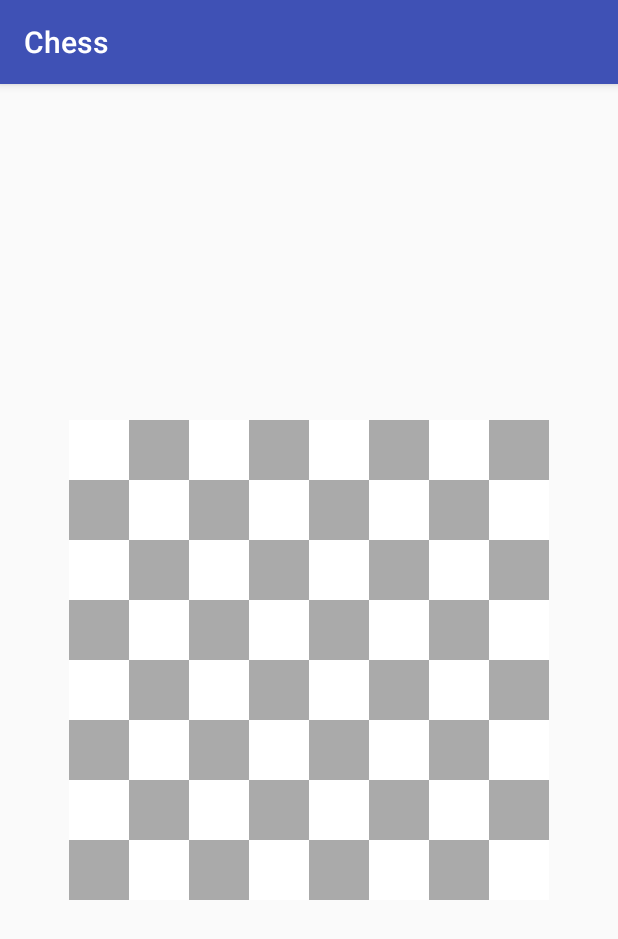
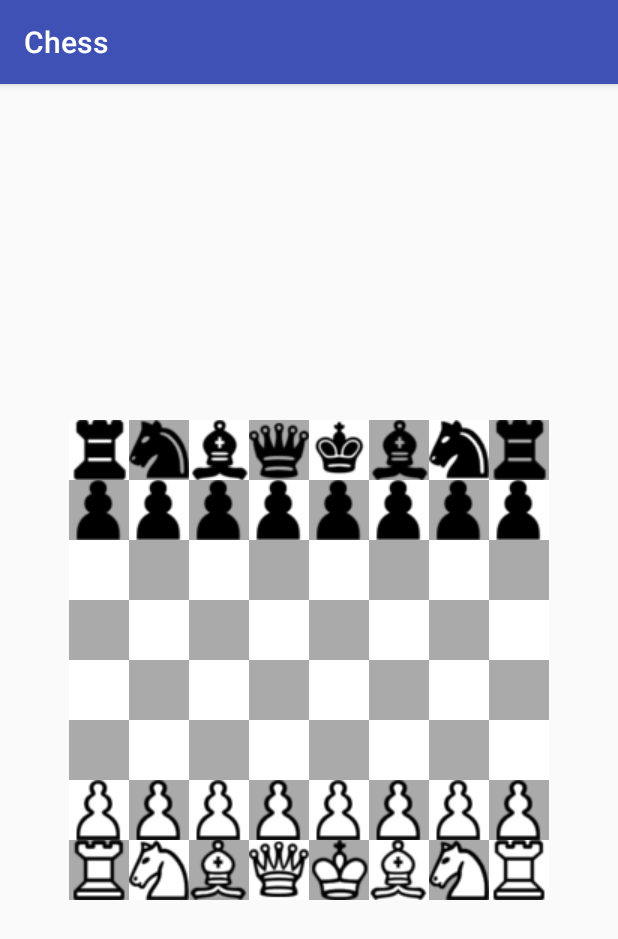
Before and after one commit to Kenjum/CS480_Bolide, an Android app: the ChessBoard_UInterface screen opened directly, with no data from a screen before it, on a phone screen of 412 x 824 dp. Shown: the top 939 px of the screen. Run offline under Robolectric (Android 15) with nearby library versions, the phone set to English and light mode, and no system bars.

Commit message:
Board UI progress, and is GameEngine methods
-The Chess Board UI now has chess pieces in it.
-Within The GameEngine Class there is a turn method that calls the
validMove method
-the validMove Method has checks the moves for
pawn,rook,knight,Bishop,Queen.
-Still need the validate the Kings Move.
-the turn method within the GameEngine class returns the a boolean
value, to tell the UI to change if needed.

```diff
--- a/Project 2/Chess/app/src/main/java/cs480/bolide/chess/ArrayBoard.java
+++ b/Project 2/Chess/app/src/main/java/cs480/bolide/chess/ArrayBoard.java
@@ -7,59 +7,63 @@ package cs480.bolide.chess;
 public class ArrayBoard {
     private ChessPiece[][] board;
 
-    public ArrayBoard(){
+    public ArrayBoard() {
         board = new ChessPiece[8][8];
         //setting pieces on the board
         // Pawns
-        for(int i =0; i<8;i++){
-            board[1][i]= new Pawn(1,i,Color.White);
-            board[6][i] = new Pawn(6,i,Color.Black);
+        for (int i = 0; i < 8; i++) {
+            board[1][i] = new Pawn(i, 6, Color.Black);
+            board[6][i] = new Pawn(i, 6, Color.White);
         }
         //Rooks
-        board[0][0] = new Rook(0,0,Color.White);
-        board[0][7] = new Rook(0,7,Color.White);
+        board[0][0] = new Rook(0, 0, Color.Black);
+        board[0][7] = new Rook(7, 0, Color.Black);
 
-        board[7][0] = new Rook(7,0,Color.Black);
-        board[7][7] = new Rook(7,7,Color.Black);
+        board[7][0] = new Rook(0, 7, Color.White);
+        board[7][7] = new Rook(7, 7, Color.White);
 
         //Knight
-        board[0][1] = new Knight(0,1,Color.White);
-        board[0][6] = new Knight(0,6,Color.White);
+        board[0][1] = new Knight(1, 0, Color.Black);
+        board[0][6] = new Knight(6, 0, Color.Black);
 
-        board[7][1] = new Knight(7,1,Color.Black);
-        board[7][6] = new Knight(7,6,Color.Black);
+        board[7][1] = new Knight(1, 7, Color.White);
+        board[7][6] = new Knight(6, 7, Color.White);
 
         //Bishop
-        board[0][2] = new Bishop(0,2,Color.White);
-        board[0][5] = new Bishop(0,5,Color.White);
+        board[0][2] = new Bishop(2, 0, Color.Black);
+        board[0][5] = new Bishop(5, 0, Color.Black);
 
-        board[7][2] = new Bishop(7,2,Color.Black);
-        board[7][5] = new Bishop(7,5,Color.Black);
+        board[7][2] = new Bishop(7, 2, Color.White);
+        board[7][5] = new Bishop(7, 5, Color.White);
 
         //Queen
-        board[0][3] = new Queen(0,3,Color.White);
+        board[0][3] = new Queen(3, 0, Color.Black);
 
-        board[7][3] = new Queen(7,3,Color.Black);
+        board[7][3] = new Queen(3, 7, Color.White);
 
         //King
-        board[0][4] = new King(0,4,Color.White);
+        board[0][4] = new King(4, 7, Color.Black);
 
-        board[7][4] = new King(7,4,Color.Black);
+        board[7][4] = new King(4, 7, Color.White);
 
         //Empty Spaces
-        for (int i = 2; i <6; i++){
-            for(int j = 0; j<8; j++){
-                board[i][j] = new Empty_Space(i,j);
+        for (int i = 2; i < 6; i++) {
+            for (int j = 0; j < 8; j++) {
+                board[i][j] = new Empty_Space(i, j);
             }
         }
     }
-    public ChessPiece getPieceAt(int x, int y){
+
+    public ChessPiece getPieceAt(int x, int y) {
         return board[x][y];
+    }
+
+    public void move(int x1, int y1, int x2, int y2) {
+        board[y2][x2]= board[y1][x1];
+        board[y1][x1] = new Empty_Space(y1,x1);
     }
 
 
 
 
-
-
 }
--- a/Project 2/Chess/app/src/main/java/cs480/bolide/chess/ChessPiece.java
+++ b/Project 2/Chess/app/src/main/java/cs480/bolide/chess/ChessPiece.java
@@ -38,6 +38,11 @@ public abstract class ChessPiece {
     public Type getType(){
         return type;
     }
+    public Color getColor(){ return color; }
+    public void setMoved(boolean a){
+        moved = a;
+    }
+    public boolean getMoved(){ return moved;}
 
 
 
--- a/Project 2/Chess/app/src/main/res/layout/activity_chess_board.xml
+++ b/Project 2/Chess/app/src/main/res/layout/activity_chess_board.xml
@@ -29,6 +29,7 @@
                 android:layout_weight="1"
                 android:background="@android:color/white"
                 android:onClick="onClick"
+                android:src="@drawable/black_rook"
                 android:tag="0" />
 
             <ImageButton
@@ -38,6 +39,7 @@
                 android:layout_weight="1"
                 android:background="@android:color/darker_gray"
                 android:onClick="onClick"
+                android:src="@drawable/black_knight"
                 android:tag="1" />
 
             <ImageButton
@@ -45,9 +47,10 @@
                 android:layout_width="0dp"
                 android:layout_height="40dp"
                 android:layout_weight="1"
-                 android:background="@android:color/white"
+                android:background="@android:color/white"
                 android:onClick="onClick"
-                android:tag="2"/>
+                android:src="@drawable/black_bishop"
+                android:tag="2" />
 
             <ImageButton
                 android:id="@+id/block4"
@@ -56,16 +59,18 @@
                 android:layout_weight="1"
                 android:background="@android:color/darker_gray"
                 android:onClick="onClick"
-                android:tag="3"/>
+                android:src="@drawable/black_queen"
+                android:tag="3" />
 
             <ImageButton
                 android:id="@+id/block5"
                 android:layout_width="0dp"
                 android:layout_height="40dp"
                 android:layout_weight="1"
-                 android:background="@android:color/white"
+                android:background="@android:color/white"
                 android:onClick="onClick"
-                android:tag="4"/>
+                android:src="@drawable/black_king"
+                android:tag="4" />
 
             <ImageButton
                 android:id="@+id/block6"
@@ -74,16 +79,18 @@
                 android:layout_weight="1"
                 android:background="@android:color/darker_gray"
                 android:onClick="onClick"
-                android:tag="5"/>
+                android:src="@drawable/black_bishop"
+                android:tag="5" />
 
             <ImageButton
                 android:id="@+id/block7"
                 android:layout_width="0dp"
                 android:layout_height="40dp"
                 android:layout_weight="1"
-                 android:background="@android:color/white"
+                android:background="@android:color/white"
                 android:onClick="onClick"
-                android:tag="6"/>
+                android:src="@drawable/black_knight"
+                android:tag="6" />
 
             <ImageButton
                 android:id="@+id/block8"
@@ -92,7 +99,8 @@
                 android:layout_weight="1"
                 android:background="@android:color/darker_gray"
                 android:onClick="onClick"
-                android:tag="7"/>
+                android:src="@drawable/black_rook"
+                android:tag="7" />
         </TableRow>
 
         <TableRow
@@ -107,6 +115,7 @@
                 android:layout_weight="1"
                 android:background="@android:color/darker_gray"
                 android:onClick="onClick"
+                android:src="@drawable/black_pawn"
                 android:tag="10" />
 
             <ImageButton
@@ -116,6 +125,7 @@
                 android:layout_weight="1"
                 android:background="@android:color/white"
                 android:onClick="onClick"
+                android:src="@drawable/black_pawn"
                 android:tag="11" />
 
             <ImageButton
@@ -125,6 +135,7 @@
                 android:layout_weight="1"
                 android:background="@android:color/darker_gray"
                 android:onClick="onClick"
+                android:src="@drawable/black_pawn"
                 android:tag="12" />
 
             <ImageButton
@@ -134,6 +145,7 @@
                 android:layout_weight="1"
                 android:background="@android:color/white"
                 android:onClick="onClick"
+                android:src="@drawable/black_pawn"
                 android:tag="13" />
 
             <ImageButton
@@ -143,6 +155,7 @@
                 android:layout_weight="1"
                 android:background="@android:color/darker_gray"
                 android:onClick="onClick"
+                android:src="@drawable/black_pawn"
                 android:tag="14" />
 
             <ImageButton
@@ -152,6 +165,7 @@
                 android:layout_weight="1"
                 android:background="@android:color/white"
                 android:onClick="onClick"
+                android:src="@drawable/black_pawn"
                 android:tag="15" />
 
             <ImageButton
@@ -161,6 +175,7 @@
                 android:layout_weight="1"
                 android:background="@android:color/darker_gray"
                 android:onClick="onClick"
+                android:src="@drawable/black_pawn"
                 android:tag="16" />
 
             <ImageButton
@@ -170,6 +185,7 @@
                 android:layout_weight="1"
                 android:background="@android:color/white"
                 android:onClick="onClick"
+                android:src="@drawable/black_pawn"
                 android:tag="17" />
         </TableRow>
 
@@ -497,6 +513,7 @@
                 android:layout_weight="1"
                 android:background="@android:color/white"
                 android:onClick="onClick"
+                android:src="@drawable/white_pawn"
                 android:tag="60" />
 
             <ImageButton
@@ -506,6 +523,7 @@
                 android:layout_weight="1"
                 android:background="@android:color/darker_gray"
                 android:onClick="onClick"
+                android:src="@drawable/white_pawn"
                 android:tag="61" />
 
             <ImageButton
@@ -515,6 +533,7 @@
                 android:layout_weight="1"
                 android:background="@android:color/white"
                 android:onClick="onClick"
+                android:src="@drawable/white_pawn"
                 android:tag="62" />
 
             <ImageButton
@@ -524,6 +543,7 @@
                 android:layout_weight="1"
                 android:background="@android:color/darker_gray"
                 android:onClick="onClick"
+                android:src="@drawable/white_pawn"
                 android:tag="63" />
 
             <ImageButton
@@ -533,6 +553,7 @@
                 android:layout_weight="1"
                 android:background="@android:color/white"
                 android:onClick="onClick"
+                android:src="@drawable/white_pawn"
                 android:tag="64" />
 
             <ImageButton
@@ -542,6 +563,7 @@
                 android:layout_weight="1"
                 android:background="@android:color/darker_gray"
                 android:onClick="onClick"
+                android:src="@drawable/white_pawn"
                 android:tag="65" />
 
             <ImageButton
@@ -551,6 +573,7 @@
                 android:layout_weight="1"
                 android:background="@android:color/white"
                 android:onClick="onClick"
+                android:src="@drawable/white_pawn"
                 android:tag="66" />
 
             <ImageButton
@@ -560,6 +583,7 @@
                 android:layout_weight="1"
                 android:background="@android:color/darker_gray"
                 android:onClick="onClick"
+                android:src="@drawable/white_pawn"
                 android:tag="67" />
         </TableRow>
 
@@ -575,6 +599,7 @@
                 android:layout_weight="1"
                 android:background="@android:color/darker_gray"
                 android:onClick="onClick"
+                android:src="@drawable/white_rook"
                 android:tag="70" />
 
             <ImageButton
@@ -584,6 +609,7 @@
                 android:layout_weight="1"
                 android:background="@android:color/white"
                 android:onClick="onClick"
+                android:src="@drawable/white_knight"
                 android:tag="71" />
 
             <ImageButton
@@ -593,6 +619,7 @@
                 android:layout_weight="1"
                 android:background="@android:color/darker_gray"
                 android:onClick="onClick"
+                android:src="@drawable/white_bishop"
                 android:tag="72" />
 
             <ImageButton
@@ -602,6 +629,7 @@
                 android:layout_weight="1"
                 android:background="@android:color/white"
                 android:onClick="onClick"
+                android:src="@drawable/white_queen"
                 android:tag="73" />
 
             <ImageButton
@@ -611,6 +639,7 @@
                 android:layout_weight="1"
                 android:background="@android:color/darker_gray"
                 android:onClick="onClick"
+                android:src="@drawable/white_king"
                 android:tag="74" />
 
             <ImageButton
@@ -620,6 +649,7 @@
                 android:layout_weight="1"
                 android:background="@android:color/white"
                 android:onClick="onClick"
+                android:src="@drawable/white_bishop"
                 android:tag="75" />
 
             <ImageButton
@@ -629,6 +659,7 @@
                 android:layout_weight="1"
                 android:background="@android:color/darker_gray"
                 android:onClick="onClick"
+                android:src="@drawable/white_knight"
                 android:tag="76" />
 
             <ImageButton
@@ -638,6 +669,7 @@
                 android:layout_weight="1"
                 android:background="@android:color/white"
                 android:onClick="onClick"
+                android:src="@drawable/white_rook"
                 android:tag="77" />
         </TableRow>
     </TableLayout>
```
Also changed, not shown: Project 2/Chess/app/src/main/java/cs480/bolide/chess/ChessBoard_UInterface.java (+21 -11 lines), Project 2/Chess/app/src/main/java/cs480/bolide/chess/GameEngine.java (+221 -2 lines).
